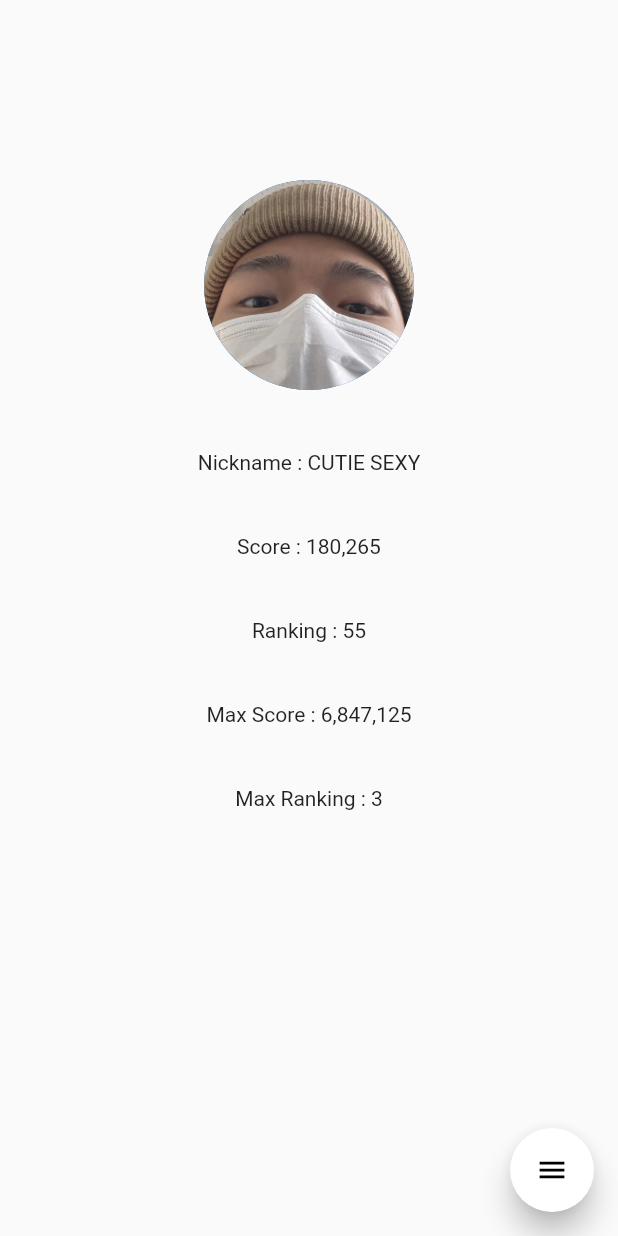
After one commit to sihyeong671/quizApp, a Flutter app: the MyPage screen opened directly, on a phone screen of 412 x 824 dp. The commit adds this screen. Run offline on Flutter 3.47's test engine with Material 2 defaults, Android fonts, the phone set to English and light mode, and no system bars; drawn by our look-alikes of flutter_speed_dial; our stand-ins replace flutter_svg.

Commit message:
client: add my page

```diff
--- /dev/null
+++ b/client/lib/myPage/myPage.dart
@@ -0,0 +1,52 @@
+import 'package:client/utils/floatingButton.dart';
+import 'package:flutter/material.dart';
+
+class MyPage extends StatefulWidget {
+  const MyPage({ Key? key }) : super(key: key);
+
+  @override
+  _MyPageState createState() => _MyPageState();
+}
+
+class _MyPageState extends State<MyPage> {
+  @override
+  Widget build(BuildContext context) {
+    return Scaffold(
+        floatingActionButton: FloatingButton(),
+        body: Column(
+          children: <Widget>[
+            Padding(padding: EdgeInsets.only(top: 120.0)),
+            Center(
+              child: CircleAvatar(
+                radius: 70.0,
+                backgroundImage: AssetImage('assets/cutesexy.jpeg'),
+              )
+            ),
+            SizedBox(
+              height: 40.0
+            ),
+            Text('Nickname : CUTIE SEXY'),
+            SizedBox(
+              height: 40.0
+            ),
+            Text('Score : 180,265'),
+            SizedBox(
+              height: 40.0
+            ),
+            Text('Ranking : 55'),
+            SizedBox(
+              height: 40.0
+            ),
+            Text('Max Score : 6,847,125'),
+            SizedBox(
+              height: 40.0
+            ),
+            Text('Max Ranking : 3'),
+            SizedBox(
+              height: 40.0
+            ),
+          ],
+        ),
+      );
+  }
+}
--- a/client/pubspec.yaml
+++ b/client/pubspec.yaml
@@ -60,7 +60,7 @@ flutter:
   # the material Icons class.
   uses-material-design: true
   assets:
-    - assets/kakao_login.png
+    - assets/
 
   # To add assets to your application, add an assets section, like this:
   # assets:
```
Also changed, not shown: client/lib/lobby/room.dart (deleted, +0 -24 lines), client/lib/utils/floatingButton.dart (+10 -2 lines), client/assets/cutesexy.jpeg (added).
